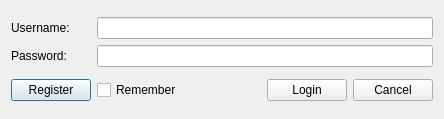
Old version of the form src/form_user_login.ui in the repository kelsos/mra.
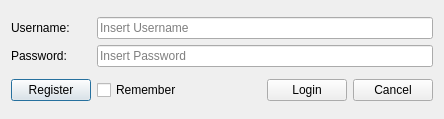
New version of the form.

```diff
--- a/src/form_user_login.ui
+++ b/src/form_user_login.ui
@@ -44,7 +44,11 @@
         </widget>
        </item>
        <item>
-        <widget class="QLineEdit" name="userNameLineEdit"/>
+        <widget class="QLineEdit" name="userNameLineEdit">
+         <property name="placeholderText">
+          <string>Insert Username</string>
+         </property>
+        </widget>
        </item>
       </layout>
      </item>
@@ -76,7 +80,20 @@
         </widget>
        </item>
        <item>
-        <widget class="QLineEdit" name="passwordLineEdit"/>
+        <widget class="QLineEdit" name="passwordLineEdit">
+         <property name="inputMask">
+          <string/>
+         </property>
+         <property name="maxLength">
+          <number>20</number>
+         </property>
+         <property name="echoMode">
+          <enum>QLineEdit::Password</enum>
+         </property>
+         <property name="placeholderText">
+          <string>Insert Password</string>
+         </property>
+        </widget>
        </item>
       </layout>
      </item>
```
